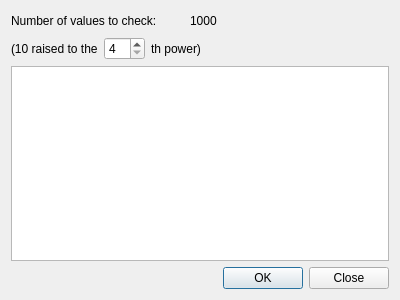
Before: the Qt Designer form addon/multithreading/lab-prime/primefinderdialog.ui in enricop/qt-training, drawn with Qt 5.
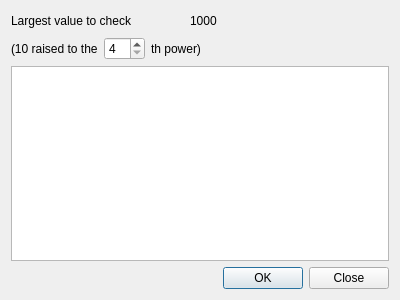
After: the same form once the commit is applied.

The edit to the form file:
```diff
--- a/addon/multithreading/lab-prime/primefinderdialog.ui
+++ b/addon/multithreading/lab-prime/primefinderdialog.ui
@@ -19,7 +19,7 @@
      <item>
       <widget class="QLabel" name="label">
        <property name="text">
-        <string>Number of values to check:</string>
+        <string>Largest value to check</string>
        </property>
       </widget>
      </item>
```
